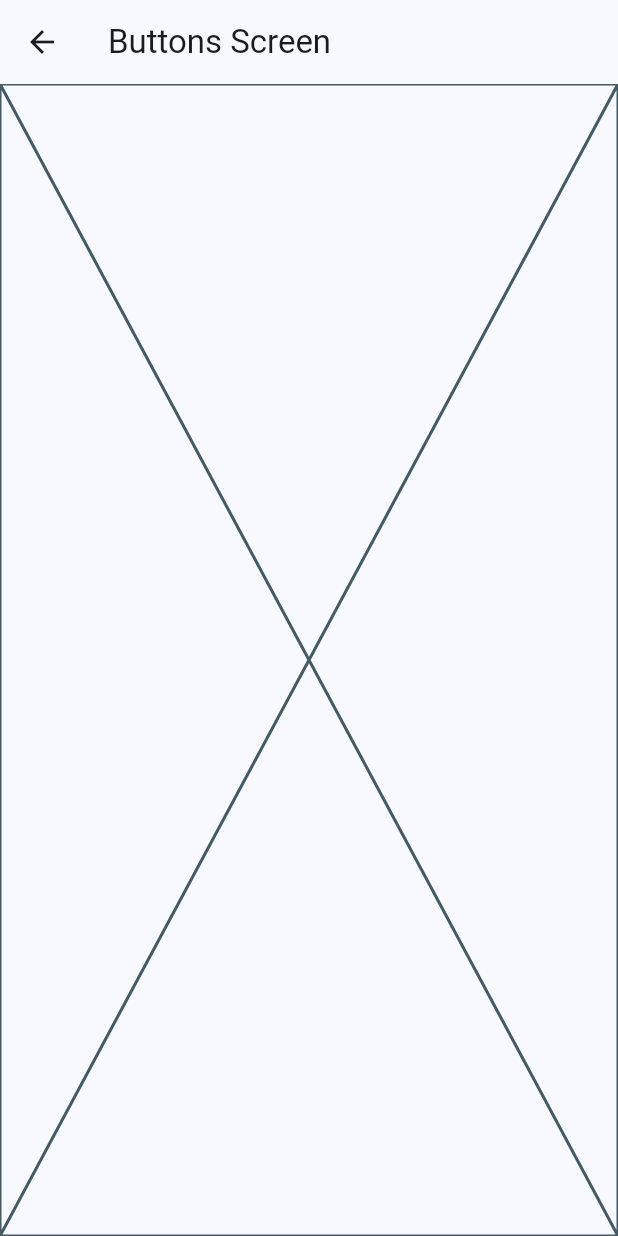
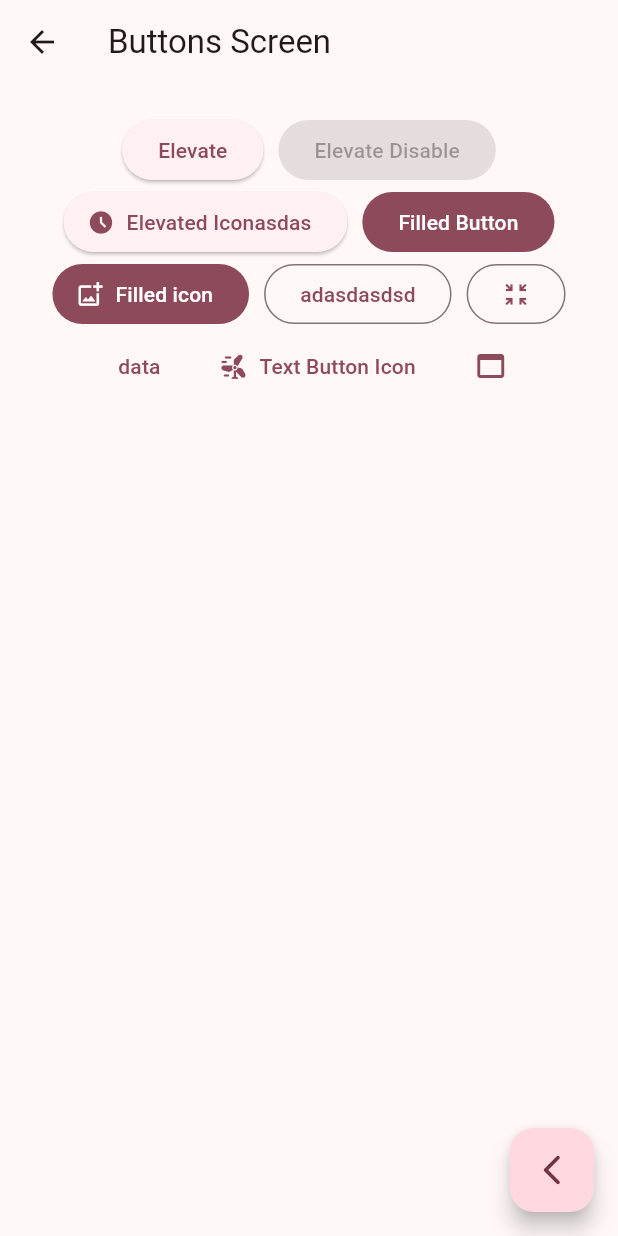
Before and after one commit to EstebanDiaz001/widgets_app, a Flutter app: the screen it shows after launch, after a tap on "Botones", on a phone screen of 412 x 824 dp. Run offline on Flutter 3.47's test engine with Material 2 defaults, Android fonts, the phone set to English and light mode, and no system bars; our stand-ins replace go_router.

Commit message:
Pre Button Personalizado

```diff
--- a/lib/main.dart
+++ b/lib/main.dart
@@ -13,7 +13,7 @@ class MainApp extends StatelessWidget {
   Widget build(BuildContext context) {
     return MaterialApp.router(
       debugShowCheckedModeBanner: false,
-      theme: AppTheme(selectedColor: 0).getTheme(),
+      theme: AppTheme(selectedColor: 8).getTheme(),
       routerConfig: appRouter,
 
 
--- a/lib/presentation/screens/buttons/buttons_screen.dart
+++ b/lib/presentation/screens/buttons/buttons_screen.dart
@@ -1,9 +1,8 @@
 import 'package:flutter/material.dart';
+import 'package:go_router/go_router.dart';
 
 class ButtonsScreen extends StatelessWidget {
-
   static const String name = 'buttons_screen';
-
 
   const ButtonsScreen({super.key});
 
@@ -13,7 +12,55 @@ class ButtonsScreen extends StatelessWidget {
       appBar: AppBar(
         title: const Text('Buttons Screen'),
       ),
-      body: const Placeholder(),
+      // ignore: prefer_const_constructors
+      body: _ButtonsView(),
+      floatingActionButton: FloatingActionButton(
+          child: const Icon(Icons.arrow_back_ios_new_rounded),
+          onPressed: () {
+            context.pop();
+          }),
     );
   }
 }
+
+class _ButtonsView extends StatelessWidget {
+  const _ButtonsView();
+
+  @override
+  Widget build(BuildContext context) {
+
+    final colors = Theme.of(context).colorScheme;
+    return SizedBox(
+      width: double.infinity,
+      child: Padding(
+        padding: const EdgeInsets.symmetric(horizontal: 10, vertical: 20),
+        child: Wrap(
+          alignment: WrapAlignment.center,
+          spacing: 10,
+          children: [
+            ElevatedButton(onPressed: () {}, child: const Text('Elevate')),
+            const ElevatedButton(onPressed: null, child: Text('Elevate Disable')),
+
+            ElevatedButton.icon(
+                onPressed: () {},
+                icon: const Icon(Icons.access_time_filled),
+                label: const Text('Elevated Iconasdas')),
+
+            FilledButton(onPressed: (){}, child: const Text('Filled Button')),
+            FilledButton.icon(onPressed: (){}, icon: const Icon(Icons.add_photo_alternate_outlined), label: const Text('Filled icon'),),
+
+            OutlinedButton(onPressed: (){}, child: const Text('adasdasdsd')),
+            OutlinedButton(onPressed: (){}, child: const Icon(Icons.zoom_in_map_sharp)),
+
+            TextButton(onPressed: (){}, child: const Text('data')),
+            TextButton.icon(onPressed: (){}, icon: const Icon(Icons.wind_power_rounded), label: const Text('Text Button Icon')),
+
+            // TODO Make a Custom Button
+
+            IconButton(onPressed: (){}, icon: Icon(Icons.web_asset_outlined, color: colors.primary,))
+          ],
+        ),
+      ),
+    );
+  }
+}
--- a/lib/presentation/screens/home/home_screen.dart
+++ b/lib/presentation/screens/home/home_screen.dart
@@ -55,8 +55,6 @@ class _CustomListTile extends StatelessWidget {
       title: Text(menuItem.title),
       subtitle: Text(menuItem.subTitle),
       onTap: ()  {
-
-
         // Navigator.of(context).push(
         //   MaterialPageRoute(
         //     builder: (context) => const ButtonsScreen(),
```
